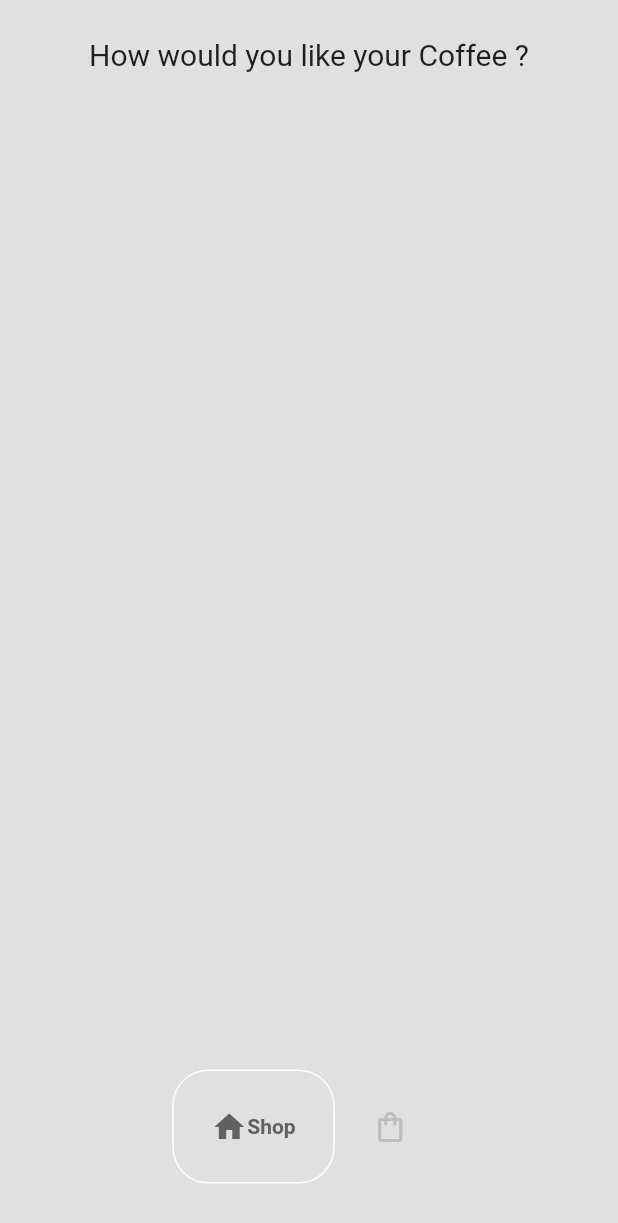
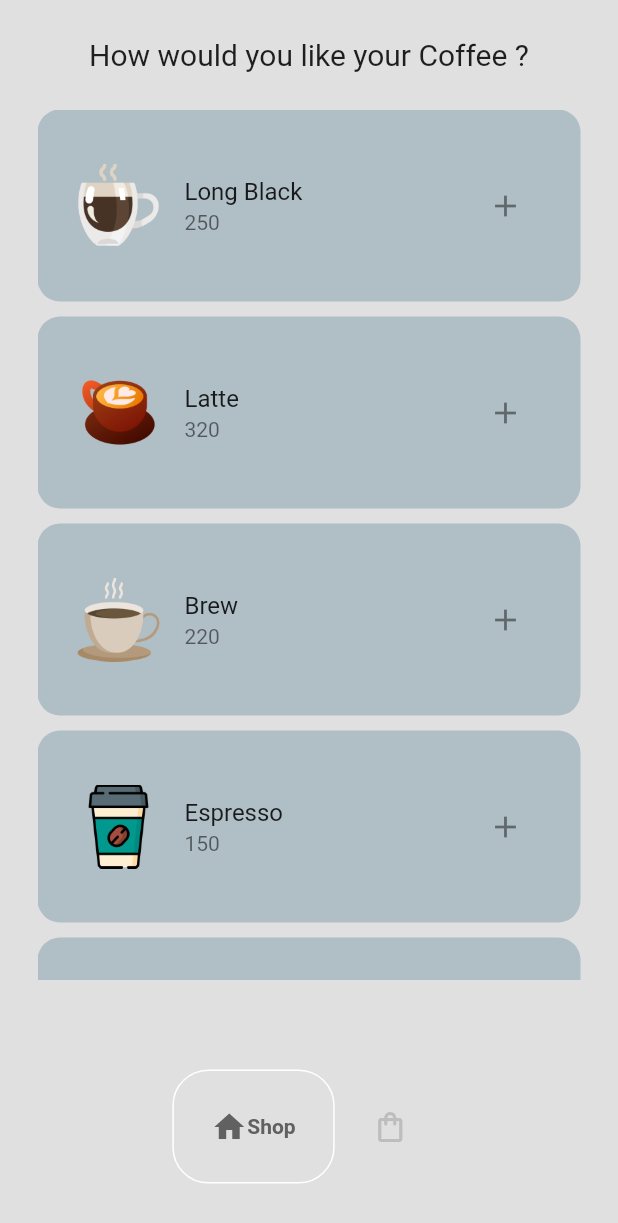
Before and after one commit to Hemil-Solanki/CoffeeUI, a Flutter app: the screen it shows after launch, on a phone screen of 412 x 824 dp. Shown: the top 1223 px of the screen. Run offline on Flutter 3.47's test engine with Material 2 defaults, Android fonts, the phone set to English and light mode, and no system bars; drawn by our look-alikes of google_nav_bar.

```diff
--- /dev/null
+++ b/lib/components/coffee_tile.dart
@@ -0,0 +1,32 @@
+import 'package:flutter/material.dart';
+import '../models/coffee.dart';
+
+class CoffeeTile extends StatelessWidget {
+  final Coffee coffee;
+  void Function()? onPressed;
+  CoffeeTile({super.key, required this.coffee, required this.onPressed});
+
+  @override
+  Widget build(BuildContext context) {
+    return Container(
+      decoration: BoxDecoration(
+        color: Colors.blueGrey[200],
+        borderRadius: BorderRadius.circular(15),
+      ),
+      margin: const EdgeInsets.only(bottom: 10),
+      padding: const EdgeInsets.symmetric(
+        vertical: 28,
+        horizontal: 10,
+      ),
+      child: ListTile(
+        title: Text(coffee.name),
+        subtitle: Text(coffee.price),
+        leading: Image.asset(coffee.imagePath),
+        trailing: IconButton(
+          icon: Icon(Icons.add),
+          onPressed: onPressed,
+        ),
+      ),
+    );
+  }
+}
--- a/lib/main.dart
+++ b/lib/main.dart
@@ -1,4 +1,6 @@
+import 'package:coffeeui/models/coffee_shop.dart';
 import 'package:flutter/material.dart';
+import 'package:provider/provider.dart';
 import 'pages/home_page.dart';
 
 void main() {
@@ -10,9 +12,12 @@ class MyApp extends StatelessWidget {
 
   @override
   Widget build(BuildContext context) {
-    return const MaterialApp(
-      debugShowCheckedModeBanner: false,
-      home: HomePage(),
+    return ChangeNotifierProvider(
+      create: (context) => CoffeeShop(),
+      builder: (context, child) => const MaterialApp(
+        debugShowCheckedModeBanner: false,
+        home: HomePage(),
+      ),
     );
   }
 }
--- a/lib/models/coffee_shop.dart
+++ b/lib/models/coffee_shop.dart
@@ -2,7 +2,7 @@ import 'package:flutter/material.dart';
 
 import 'coffee.dart';
 
-class CoffeeShop {
+class CoffeeShop extends ChangeNotifier {
   // Coffee for sale list
   final List<Coffee> _shop = [
     // Black Coffee
@@ -19,11 +19,25 @@ class CoffeeShop {
       imagePath: "assets/1latte.png",
     ),
 
+    // Brew
+    Coffee(
+      name: "Brew",
+      price: "220",
+      imagePath: "assets/4brew.png",
+    ),
+
     // Espresso
     Coffee(
       name: "Espresso",
       price: "150",
       imagePath: "assets/6coldroasted.png",
+    ),
+
+    // Frappe
+    Coffee(
+      name: "Frappe",
+      price: "190",
+      imagePath: "assets/8coffee-cup.png",
     ),
 
     // Iced Coffee
@@ -33,11 +47,11 @@ class CoffeeShop {
       imagePath: "assets/9cold-coffee.png",
     ),
 
-    // Brew
+    // Mocha Iced
     Coffee(
-      name: "Brew",
-      price: "200",
-      imagePath: "assets/4brew.png",
+      name: "Mocha Iced",
+      price: "260",
+      imagePath: "assets/3icedcoffee.png",
     ),
   ];
 
@@ -53,11 +67,13 @@ class CoffeeShop {
   // add Item to Cart
   void addItemToCart(Coffee coffee){
     _userCart.add(coffee);
+    notifyListeners();
   }
 
   // remove Item from Cart
   void removeItemFromCart(Coffee coffee){
     _userCart.remove(coffee);
+    notifyListeners();
   }
 
 }
--- a/lib/pages/shop_page.dart
+++ b/lib/pages/shop_page.dart
@@ -1,4 +1,9 @@
+import 'package:coffeeui/components/coffee_tile.dart';
+import 'package:coffeeui/models/coffee_shop.dart';
 import 'package:flutter/material.dart';
+import 'package:provider/provider.dart';
+
+import '../models/coffee.dart';
 
 class ShopPage extends StatefulWidget {
   const ShopPage({super.key});
@@ -8,9 +13,15 @@ class ShopPage extends StatefulWidget {
 }
 
 class _ShopPageState extends State<ShopPage> {
+  // add coffee to cart
+  void addToCart(Coffee coffee) {
+    Provider.of<CoffeeShop>(context, listen: false).addItemToCart(coffee);
+  }
+
   @override
   Widget build(BuildContext context) {
-    return SafeArea(
+    return Consumer<CoffeeShop>(
+      builder: (context, value, child) => SafeArea(
         child: Padding(
           padding: const EdgeInsets.all(25.0),
           child: Column(
@@ -27,14 +38,22 @@ class _ShopPageState extends State<ShopPage> {
 
               // List of Coffee to buy
               Expanded(
-              child: ListView.builder(itemBuilder: (context, index) {
+                child: ListView.builder(
+                  itemCount: value.coffeeShop.length,
+                  itemBuilder: (context, index) {
                     // get individual Coffee
+                    Coffee eachCoffee = value.coffeeShop[index];
 
                     // return the tile for this Coffee
-
-              }),
+                    return CoffeeTile(
+                      coffee: eachCoffee,
+                      onPressed: () => addToCart(eachCoffee),
+                    );
+                  },
+                ),
               ),
             ],
+          ),
         ),
       ),
     );
--- a/pubspec.yaml
+++ b/pubspec.yaml
@@ -36,6 +36,7 @@ dependencies:
   # Use with the CupertinoIcons class for iOS style icons.
   cupertino_icons: ^1.0.2
   google_nav_bar:
+  provider:
 
 dev_dependencies:
   flutter_test:
```
Also changed, not shown: pubspec.lock, 1 other file. Lines whose indentation alone changed are shown as unchanged.
